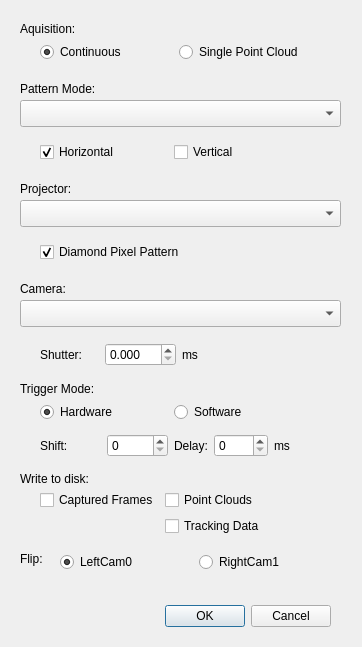
Qt form src/SLPreferenceDialog.ui (immermachen/slstudio) before a commit.
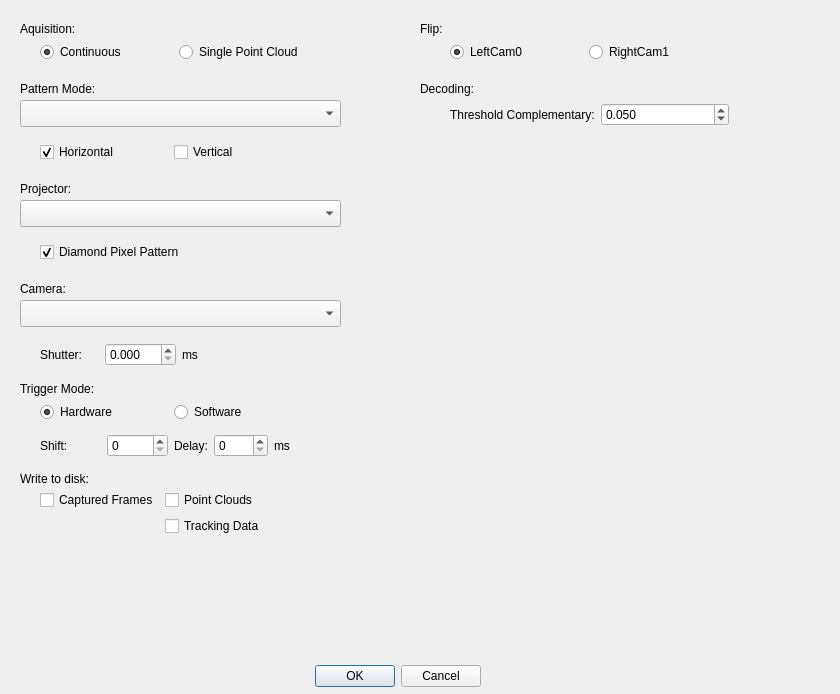
The same form after that commit.

What changed in the file:
```diff
--- a/src/SLPreferenceDialog.ui
+++ b/src/SLPreferenceDialog.ui
@@ -6,8 +6,8 @@
    <rect>
     <x>0</x>
     <y>0</y>
-    <width>362</width>
-    <height>647</height>
+    <width>840</width>
+    <height>694</height>
    </rect>
   </property>
   <property name="sizePolicy">
@@ -22,8 +22,8 @@
   <widget class="QDialogButtonBox" name="buttonBox">
    <property name="geometry">
     <rect>
-     <x>70</x>
-     <y>600</y>
+     <x>220</x>
+     <y>660</y>
      <width>261</width>
      <height>32</height>
     </rect>
@@ -385,8 +385,8 @@
   <widget class="QWidget" name="layoutWidget_4">
    <property name="geometry">
     <rect>
-     <x>60</x>
-     <y>550</y>
+     <x>450</x>
+     <y>40</y>
      <width>271</width>
      <height>24</height>
     </rect>
@@ -414,8 +414,8 @@
   <widget class="QLabel" name="writeToDiskLabel_2">
    <property name="geometry">
     <rect>
-     <x>20</x>
-     <y>550</y>
+     <x>420</x>
+     <y>20</y>
      <width>31</width>
      <height>17</height>
     </rect>
@@ -424,6 +424,57 @@
     <string>Flip: </string>
    </property>
   </widget>
+  <widget class="QWidget" name="layoutWidget_5">
+   <property name="geometry">
+    <rect>
+     <x>450</x>
+     <y>100</y>
+     <width>279</width>
+     <height>29</height>
+    </rect>
+   </property>
+   <layout class="QHBoxLayout" name="aquisitionLayout_3">
+    <item>
+     <widget class="QLabel" name="shutterLabel_2">
+      <property name="enabled">
+       <bool>true</bool>
+      </property>
+      <property name="text">
+       <string>Threshold Complementary:</string>
+      </property>
+     </widget>
+    </item>
+    <item>
+     <widget class="QDoubleSpinBox" name="Threshold_Complentary">
+      <property name="decimals">
+       <number>3</number>
+      </property>
+      <property name="maximum">
+       <double>1.000000000000000</double>
+      </property>
+      <property name="singleStep">
+       <double>0.010000000000000</double>
+      </property>
+      <property name="value">
+       <double>0.050000000000000</double>
+      </property>
+     </widget>
+    </item>
+   </layout>
+  </widget>
+  <widget class="QLabel" name="aquisitionLabel_2">
+   <property name="geometry">
+    <rect>
+     <x>420</x>
+     <y>80</y>
+     <width>71</width>
+     <height>17</height>
+    </rect>
+   </property>
+   <property name="text">
+    <string>Decoding:</string>
+   </property>
+  </widget>
   <zorder>layoutWidget</zorder>
   <zorder>layoutWidget</zorder>
   <zorder>layoutWidget</zorder>
```
Left out of the diff: 2 changed lines with no effect on the pictures.
